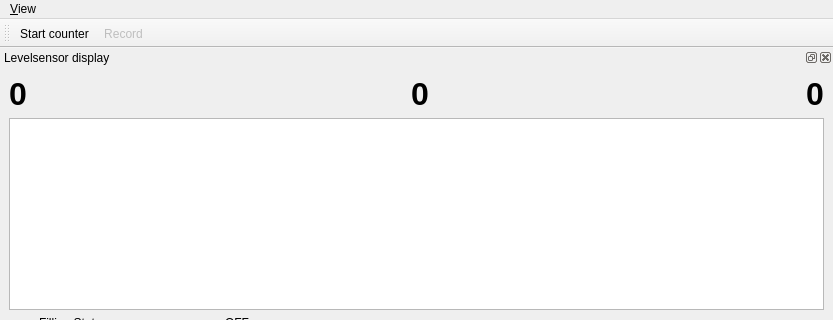
Qt form gui/levelsensor/ui_levelsensor_control.ui (sriharijayaram5/qudi) before a commit; both pictures show x 0 to 833 and y 0 to 320 of the 833 by 512 pixel window.
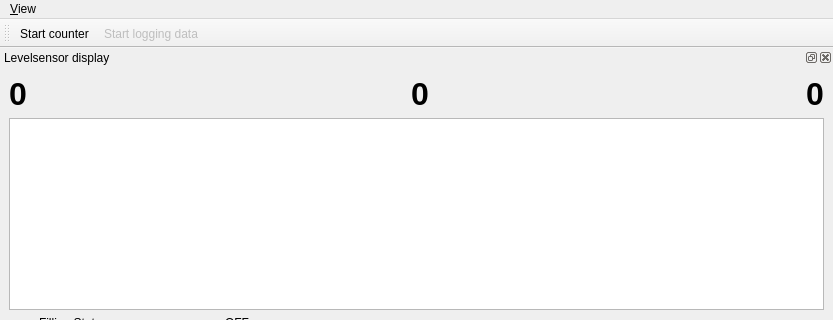
The same form after that commit. Icons and pictures are not drawn. Custom widgets are drawn as their Qt base class.

Commit message: Added logging and bugfixes for PID and levelsensor control. Zone control for lakeshore controller

```diff
--- a/gui/levelsensor/ui_levelsensor_control.ui
+++ b/gui/levelsensor/ui_levelsensor_control.ui
@@ -438,6 +438,9 @@
    <property name="text">
     <string>Record</string>
    </property>
+   <property name="iconText">
+    <string>Start logging data</string>
+   </property>
    <property name="toolTip">
     <string>Save count trace to file</string>
    </property>
```
The commit also changes 10 other files.
